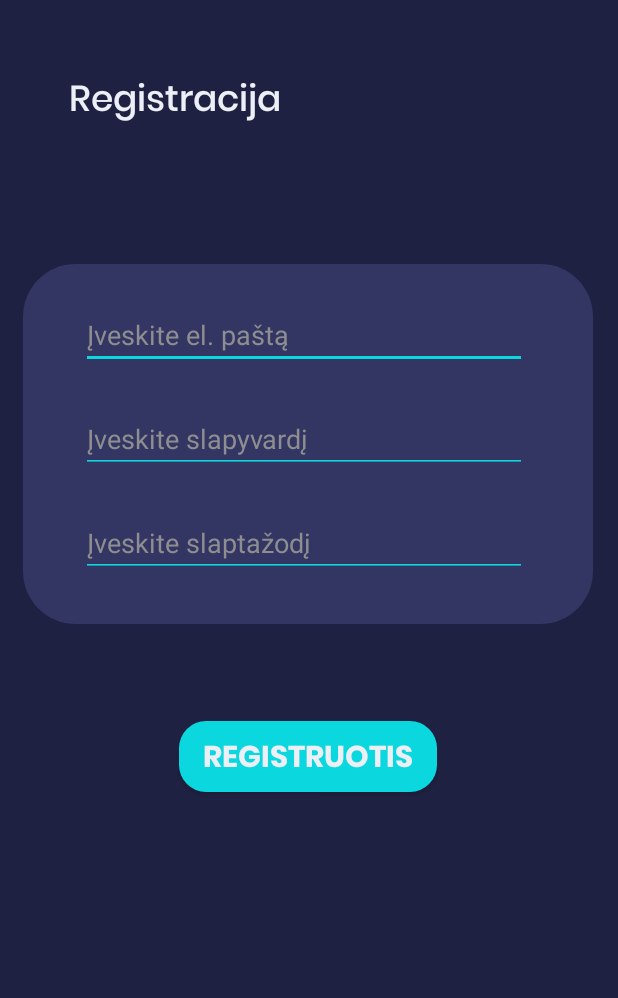
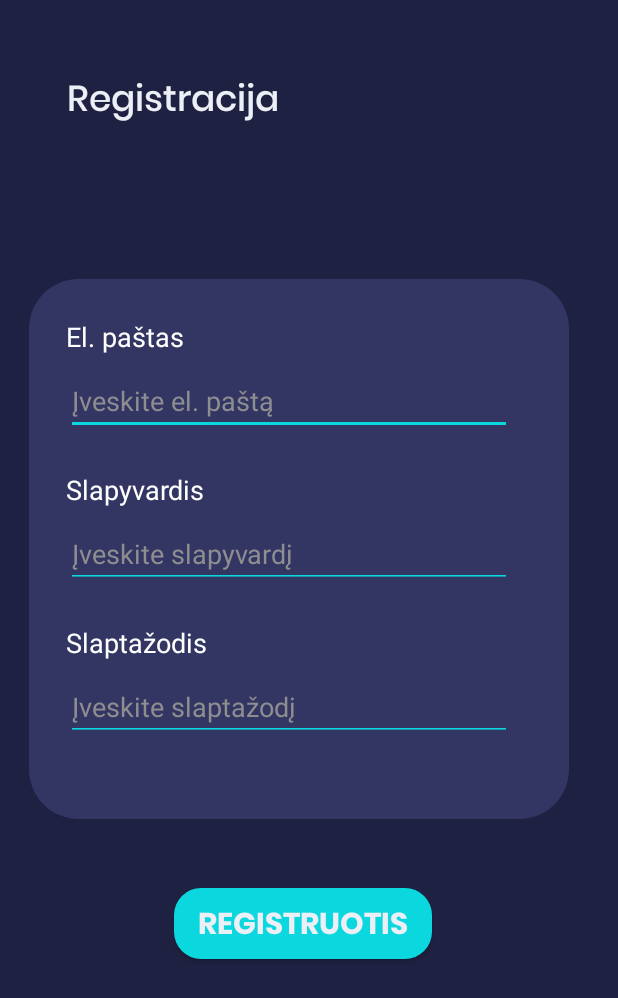
Before and after one commit to arnas78/AEV_app, an Android app: the screen it shows after launch (SignUp), after a tap on "REGISTRUOTIS", on a phone screen of 412 x 824 dp. Shown: the top 998 px of the screen. Run offline under Robolectric (Android 15) with nearby library versions, the phone set to English and light mode, and no system bars; our stand-ins replace Firebase (no records; nobody signed in at launch, a user with empty details on screens opened directly); libraries missing offline, so code that uses them is left out: com.facebook, com.facebook.login; 3 statements that could not run were skipped.

Commit message:
Implemented review system, new additions to user settings and added a splash screen

```diff
--- a/app/src/main/java/com/example/programele/LoadingScreenActivity.kt
+++ b/app/src/main/java/com/example/programele/LoadingScreenActivity.kt
@@ -12,11 +12,10 @@ class LoadingScreenActivity : AppCompatActivity() {
 
 //        supportActionBar?.hide()
 //
-//        Handler().postDelayed({
-//            val intent = Intent(this@LoadingScreenActivity, Login::class.java)
-//            startActivity(intent)
-//            finish()
-//        }, 3000)
+        Handler().postDelayed({
+            val intent = Intent(this@LoadingScreenActivity, Login::class.java)
+            startActivity(intent)
+        }, 3000)
 
     }
 }
--- a/app/src/main/res/layout/activity_sign_up.xml
+++ b/app/src/main/res/layout/activity_sign_up.xml
@@ -10,22 +10,58 @@
 
     <ImageView
         android:id="@+id/imageView3"
-        android:layout_width="wrap_content"
+        android:layout_width="360dp"
         android:layout_height="wrap_content"
 
         android:layout_marginTop="72dp"
-        app:layout_constraintEnd_toEndOf="@+id/textView"
+        app:layout_constraintEnd_toEndOf="parent"
         app:layout_constraintHorizontal_bias="0.373"
-        app:layout_constraintStart_toStartOf="@+id/textView"
+        app:layout_constraintStart_toStartOf="parent"
         app:layout_constraintTop_toBottomOf="@+id/textView"
-        app:srcCompat="@drawable/backgroundsmall" />
+        app:srcCompat="@drawable/backgroundbig" />
+
+    <TextView
+        android:id="@+id/userProfile_name4"
+        android:layout_width="wrap_content"
+        android:layout_height="wrap_content"
+        android:layout_marginTop="24dp"
+        android:text="Slaptažodis"
+        android:textAppearance="@style/categories_white"
+        app:layout_constraintEnd_toEndOf="@+id/register_editUsername"
+        app:layout_constraintHorizontal_bias="0.0"
+        app:layout_constraintStart_toStartOf="@+id/register_editUsername"
+        app:layout_constraintTop_toBottomOf="@+id/register_editUsername" />
+
+    <TextView
+        android:id="@+id/userProfile_name3"
+        android:layout_width="wrap_content"
+        android:layout_height="wrap_content"
+        android:layout_marginTop="24dp"
+        android:text="Slapyvardis"
+        android:textAppearance="@style/categories_white"
+        app:layout_constraintEnd_toEndOf="@+id/register_editEmail"
+        app:layout_constraintHorizontal_bias="0.0"
+        app:layout_constraintStart_toStartOf="@+id/register_editEmail"
+        app:layout_constraintTop_toBottomOf="@+id/register_editEmail" />
+
+    <TextView
+        android:id="@+id/userProfile_name2"
+        android:layout_width="wrap_content"
+        android:layout_height="wrap_content"
+        android:layout_marginTop="36dp"
+        android:text="El. paštas"
+        android:textAppearance="@style/categories_white"
+        app:layout_constraintEnd_toEndOf="@+id/imageView3"
+        app:layout_constraintHorizontal_bias="0.088"
+        app:layout_constraintStart_toStartOf="@+id/imageView3"
+        app:layout_constraintTop_toTopOf="@+id/imageView3" />
 
     <Button
         android:id="@+id/register_btnRegister"
         style="@style/Widget.AppCompat.Button.Colored"
         android:layout_width="172dp"
         android:layout_height="47dp"
-        android:layout_marginTop="96dp"
+        android:layout_marginTop="36dp"
         android:background="@drawable/button_round"
         android:backgroundTint="@color/newTeal"
         android:fontFamily="@font/poppinsbold"
@@ -34,52 +70,54 @@
         android:textColor="@color/newWhite"
         android:textSize="20dp"
         app:layout_constraintEnd_toEndOf="@+id/imageView3"
+        app:layout_constraintHorizontal_bias="0.515"
         app:layout_constraintStart_toStartOf="@+id/imageView3"
-        app:layout_constraintTop_toBottomOf="@+id/register_editPassword" />
+        app:layout_constraintTop_toBottomOf="@+id/imageView3" />
 
     <EditText
         android:id="@+id/register_editEmail"
         android:layout_width="297dp"
-        android:layout_height="42dp"
-        android:layout_marginStart="8dp"
-        android:layout_marginTop="100dp"
+        android:layout_height="wrap_content"
+        android:layout_marginTop="8dp"
         android:backgroundTint="@color/newTeal"
         android:ems="10"
         android:hint="Įveskite el. paštą"
         android:inputType="textPersonName"
         android:textColorHint="@color/newWhiteDark"
-        app:layout_constraintStart_toStartOf="@+id/textView"
-        app:layout_constraintTop_toBottomOf="@+id/textView" />
+        app:layout_constraintEnd_toEndOf="@+id/userProfile_name2"
+        app:layout_constraintHorizontal_bias="0.0"
+        app:layout_constraintStart_toStartOf="@+id/userProfile_name2"
+        app:layout_constraintTop_toBottomOf="@+id/userProfile_name2" />
 
     <EditText
         android:id="@+id/register_editUsername"
         android:layout_width="297dp"
-        android:layout_height="45dp"
-        android:layout_marginTop="24dp"
+        android:layout_height="wrap_content"
+        android:layout_marginTop="8dp"
         android:backgroundTint="@color/newTeal"
         android:ems="10"
         android:hint="Įveskite slapyvardį"
         android:inputType="textPersonName"
         android:textColorHint="@color/newWhiteDark"
-        app:layout_constraintEnd_toEndOf="@+id/register_editEmail"
+        app:layout_constraintEnd_toEndOf="@+id/userProfile_name3"
         app:layout_constraintHorizontal_bias="0.0"
-        app:layout_constraintStart_toStartOf="@+id/register_editEmail"
-        app:layout_constraintTop_toBottomOf="@+id/register_editEmail" />
+        app:layout_constraintStart_toStartOf="@+id/userProfile_name3"
+        app:layout_constraintTop_toBottomOf="@+id/userProfile_name3" />
 
     <EditText
         android:id="@+id/register_editPassword"
         android:layout_width="297dp"
-        android:layout_height="45dp"
-        android:layout_marginTop="24dp"
+        android:layout_height="wrap_content"
+        android:layout_marginTop="8dp"
         android:backgroundTint="@color/newTeal"
         android:ems="10"
         android:hint="Įveskite slaptažodį"
         android:inputType="textPassword"
         android:textColorHint="@color/newWhiteDark"
-        app:layout_constraintEnd_toEndOf="@+id/register_editUsername"
+        app:layout_constraintEnd_toEndOf="@+id/userProfile_name4"
         app:layout_constraintHorizontal_bias="0.0"
-        app:layout_constraintStart_toStartOf="@+id/register_editUsername"
-        app:layout_constraintTop_toBottomOf="@+id/register_editUsername" />
+        app:layout_constraintStart_toStartOf="@+id/userProfile_name4"
+        app:layout_constraintTop_toBottomOf="@+id/userProfile_name4" />
 
     <TextView
         android:id="@+id/textView"
@@ -90,9 +128,9 @@
         android:text="@string/signup"
         android:textColor="@color/newWhite"
         android:textSize="24dp"
-        app:layout_constraintEnd_toEndOf="parent"
+        app:layout_constraintEnd_toEndOf="@+id/imageView3"
         app:layout_constraintHorizontal_bias="0.4"
-        app:layout_constraintStart_toStartOf="parent"
+        app:layout_constraintStart_toStartOf="@+id/imageView3"
         app:layout_constraintTop_toTopOf="parent"
         tools:targetApi="jelly_bean" />
 
--- a/app/src/main/res/layout/fragment_home.xml
+++ b/app/src/main/res/layout/fragment_home.xml
@@ -21,7 +21,7 @@
         android:id="@+id/imageView18"
         android:layout_width="24dp"
         android:layout_height="31dp"
-        android:layout_marginTop="52dp"
+        android:layout_marginTop="68dp"
         android:src="@drawable/ic_baseline_arrow_forward_ios_24"
         android:tint="@color/newWhite"
         app:layout_constraintEnd_toEndOf="@+id/userProfile_profilePicture"
@@ -299,7 +299,7 @@
     <TextView
         android:id="@+id/userHome_userGreeting"
         android:layout_width="220dp"
-        android:layout_height="32dp"
+        android:layout_height="wrap_content"
         android:layout_marginStart="18dp"
         android:layout_marginTop="40dp"
         android:fontFamily="@font/poppinsbold"
@@ -366,7 +366,7 @@
         android:id="@+id/imageView13"
         android:layout_width="24dp"
         android:layout_height="31dp"
-        android:layout_marginTop="52dp"
+        android:layout_marginTop="68dp"
         android:layout_marginEnd="8dp"
         android:src="@drawable/ic_baseline_arrow_back_ios_24"
         android:tint="@color/newWhite"
--- a/app/src/main/res/values-night/themes.xml
+++ b/app/src/main/res/values-night/themes.xml
@@ -3,7 +3,7 @@
     <style name="Theme.Programele" parent="Theme.MaterialComponents.DayNight.NoActionBar">
         <!-- Primary brand color. -->
         <item name="colorPrimary">@color/newTeal</item>
-        <item name="colorPrimaryVariant">@color/newWhite</item>
+        <item name="colorPrimaryVariant">@color/newDark</item>
         <item name="colorOnPrimary">@color/white</item>
         <!-- Secondary brand color. -->
         <item name="colorSecondary">@color/teal_200</item>
```
Also changed, not shown: app/src/main/AndroidManifest.xml (+7 -5 lines), app/src/main/java/com/example/programele/ActionFrag.kt (+7 -3 lines), app/src/main/java/com/example/programele/DevicesFrag.kt (+12 -0 lines), app/src/main/java/com/example/programele/FeedbackFrag.kt (+41 -33 lines), app/src/main/java/com/example/programele/SettingsFrag.kt (+67 -1 lines), app/src/main/res/layout/activity_loading_screen.xml (+36 -0 lines), app/src/main/res/layout/activity_login.xml (+6 -9 lines), app/src/main/res/layout/emptytext.xml (added, +19 -0 lines), app/src/main/res/layout/fragment_feedback.xml (+54 -10 lines), app/src/main/res/drawable-v24/logo.png.
